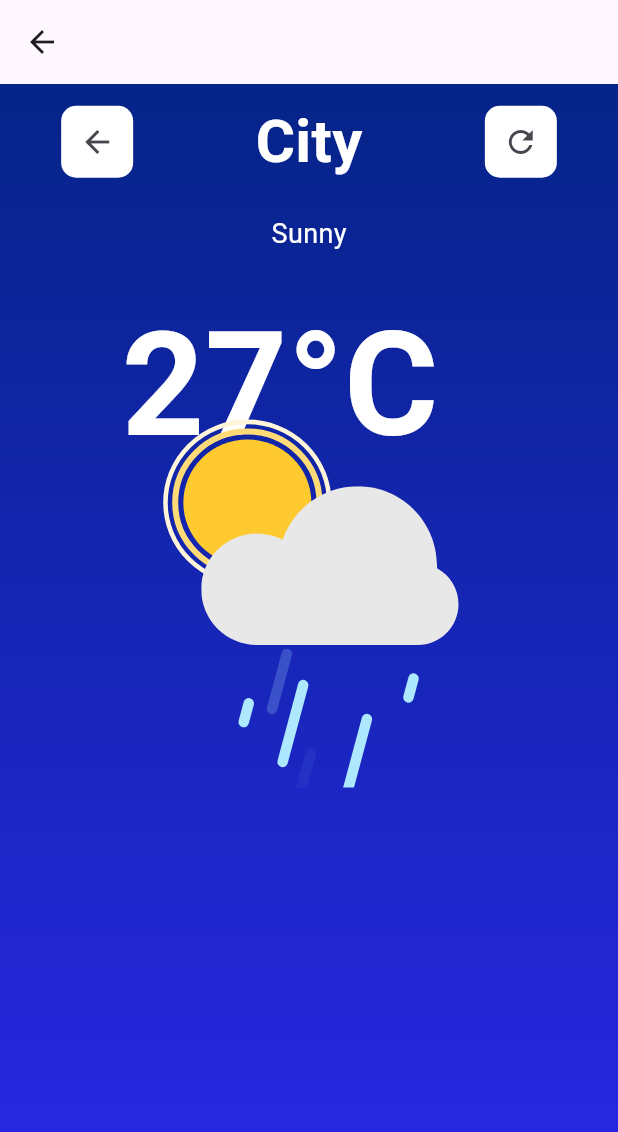
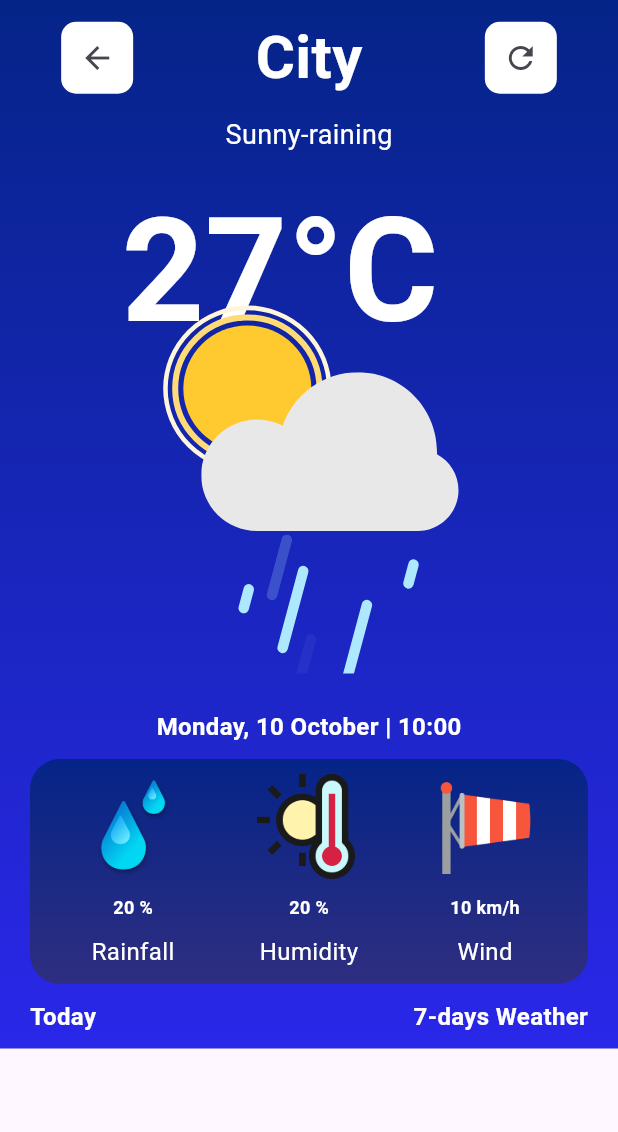
Before and after one commit to maciejsulikowski/weather_app, a Flutter app: the WeatherWidget screen opened directly, on a phone screen of 412 x 824 dp. Shown: the top 1132 px of the screen. Run offline on Flutter 3.47's test engine with Material 2 defaults, Android fonts, the phone set to English and light mode, and no system bars; our stand-ins replace google_fonts, lottie.

Commit message:
Add new images and make container with values

```diff
--- a/lib/features/weather_page/weather_widget.dart
+++ b/lib/features/weather_page/weather_widget.dart
@@ -10,9 +10,10 @@ class WeatherWidget extends StatelessWidget {
   @override
   Widget build(BuildContext context) {
     return Scaffold(
-        appBar: AppBar(),
         body: SafeArea(
-          child: Container(
+      child: ListView(
+        children: [
+          Container(
             decoration: const BoxDecoration(
                 gradient: LinearGradient(
               begin: Alignment.topCenter,
@@ -37,7 +38,9 @@ class WeatherWidget extends StatelessWidget {
                             color: Colors.white,
                           ),
                           child: IconButton(
-                              onPressed: () {},
+                              onPressed: () {
+                                Navigator.of(context).pop();
+                              },
                               icon: const Icon(Icons.arrow_back)),
                         ),
                         Text('City',
@@ -57,17 +60,17 @@ class WeatherWidget extends StatelessWidget {
                         )
                       ]),
                   const SizedBox(
-                    height: 20,
+                    height: 10,
                   ),
-                  Text('Sunny',
+                  Text('Sunny-raining',
                       style: GoogleFonts.aBeeZee(
                         fontSize: 18,
                         color: Colors.white,
                       )),
                   const SizedBox(
-                    height: 20,
+                    height: 10,
                   ),
-                  Container(
+                  SizedBox(
                     height: 350,
                     width: 250,
                     child: Stack(
@@ -89,10 +92,127 @@ class WeatherWidget extends StatelessWidget {
                       ],
                     ),
                   ),
+                  const SizedBox(
+                    height: 10,
+                  ),
+                  Text('Monday, 10 October | 10:00',
+                      style: GoogleFonts.aBeeZee(
+                        fontSize: 16,
+                        color: Colors.white,
+                        fontWeight: FontWeight.bold,
+                      )),
+                  const SizedBox(
+                    height: 10,
+                  ),
+                  Container(
+                      decoration: BoxDecoration(
+                          borderRadius: BorderRadius.circular(20),
+                          gradient: const LinearGradient(
+                            begin: Alignment.topCenter,
+                            end: Alignment.bottomCenter,
+                            colors: [
+                              Color.fromARGB(255, 5, 36, 136),
+                              Color.fromARGB(255, 47, 46, 128),
+                            ],
+                          )),
+                      width: double.infinity,
+                      margin: const EdgeInsets.symmetric(horizontal: 20),
+                      padding: const EdgeInsets.all(10),
+                      child: const Row(
+                        mainAxisAlignment: MainAxisAlignment.spaceAround,
+                        children: [
+                          RainFallWidget(
+                            name: 'Rainfall',
+                            number: '20 %',
+                            iconLink: 'images/water.png',
+                          ),
+                          RainFallWidget(
+                            name: 'Humidity',
+                            number: '20 %',
+                            iconLink: 'images/termometer.png',
+                          ),
+                          RainFallWidget(
+                            name: 'Wind',
+                            number: '10 km/h',
+                            iconLink: 'images/wind.png',
+                          ),
+                        ],
+                      )),
+                  const SizedBox(
+                    height: 10,
+                  ),
+                  Container(
+                    margin: const EdgeInsets.symmetric(horizontal: 20),
+                    child: Row(
+                      mainAxisAlignment: MainAxisAlignment.spaceBetween,
+                      children: [
+                        Text('Today',
+                            style: GoogleFonts.aBeeZee(
+                              fontSize: 16,
+                              color: Colors.white,
+                              fontWeight: FontWeight.bold,
+                            )),
+                        Text('7-days Weather',
+                            style: GoogleFonts.aBeeZee(
+                              fontSize: 16,
+                              color: Colors.white,
+                              fontWeight: FontWeight.bold,
+                            )),
+                      ],
+                    ),
+                  ),
+                  const SizedBox(
+                    height: 10,
+                  ),
                 ],
               ),
             ),
           ),
-        ));
+        ],
+      ),
+    ));
   }
 }
+
+class RainFallWidget extends StatelessWidget {
+  const RainFallWidget({
+    super.key,
+    required this.name,
+    required this.number,
+    required this.iconLink,
+  });
+
+  final String name;
+  final String number;
+  final String iconLink;
+
+  @override
+  Widget build(BuildContext context) {
+    return Column(
+      children: [
+        SizedBox(
+            height: 70,
+            child: Image.asset(
+              iconLink,
+            )),
+        const SizedBox(
+          height: 10,
+        ),
+        Text(number,
+            style: GoogleFonts.aBeeZee(
+              fontSize: 12,
+              color: Colors.white,
+              fontWeight: FontWeight.bold,
+            )),
+        const SizedBox(
+          height: 10,
+        ),
+        Text(name,
+            style: GoogleFonts.aBeeZee(
+              fontSize: 16,
+              color: Colors.white,
+            )),
+      ],
+    );
+  }
+}
```
Also changed, not shown: images/termometer.png (added), images/water.png (added), images/wind.png (added).
